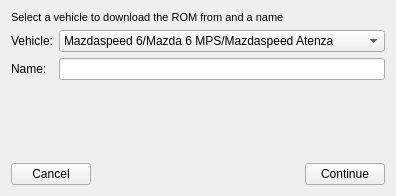
This is src/ui/downloadwindow.ui in LibreTuner/LibreTuner as Qt 5 draws it before an edit. The edited form follows.
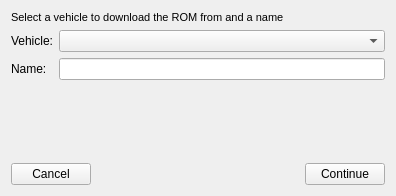
This is the edited form.

Diff of the .ui file:
```diff
--- a/src/ui/downloadwindow.ui
+++ b/src/ui/downloadwindow.ui
@@ -31,9 +31,6 @@
        <verstretch>0</verstretch>
       </sizepolicy>
      </property>
-     <property name="lineWidth">
-      <number>1</number>
-     </property>
      <property name="currentIndex">
       <number>0</number>
      </property>
@@ -96,11 +93,6 @@
              <verstretch>0</verstretch>
             </sizepolicy>
            </property>
-           <item>
-            <property name="text">
-             <string>Mazdaspeed 6/Mazda 6 MPS/Mazdaspeed Atenza</string>
-            </property>
-           </item>
           </widget>
          </item>
          <item row="1" column="0">
```
Left out of the diff: 3 changed lines with no effect on the pictures.
